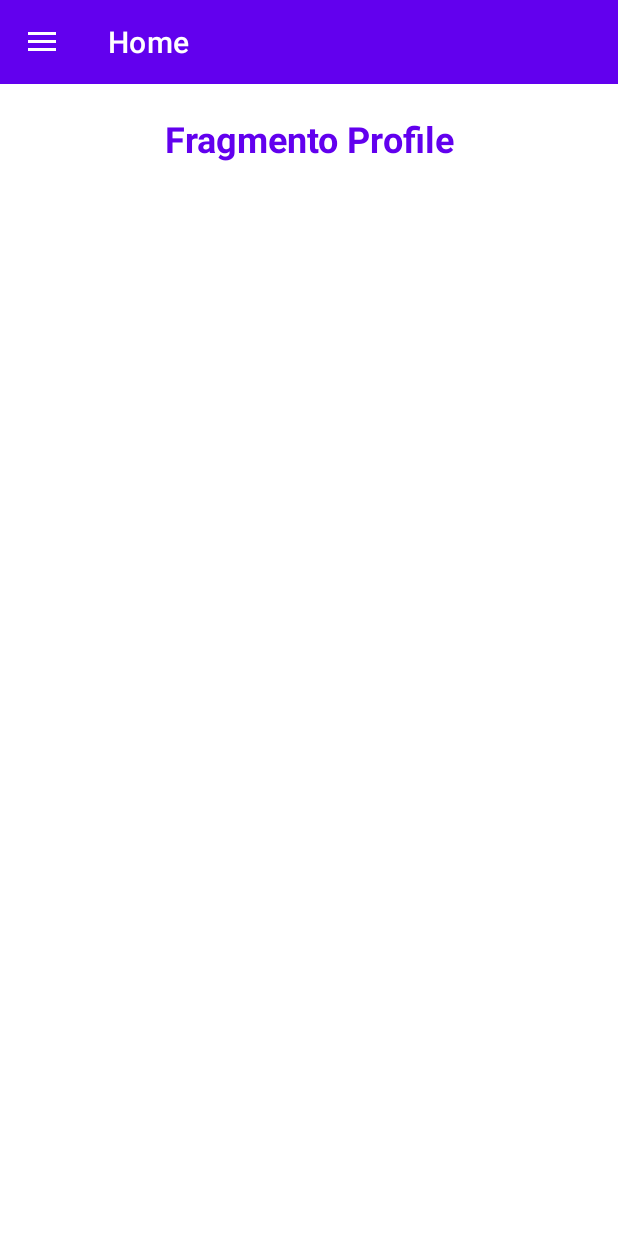
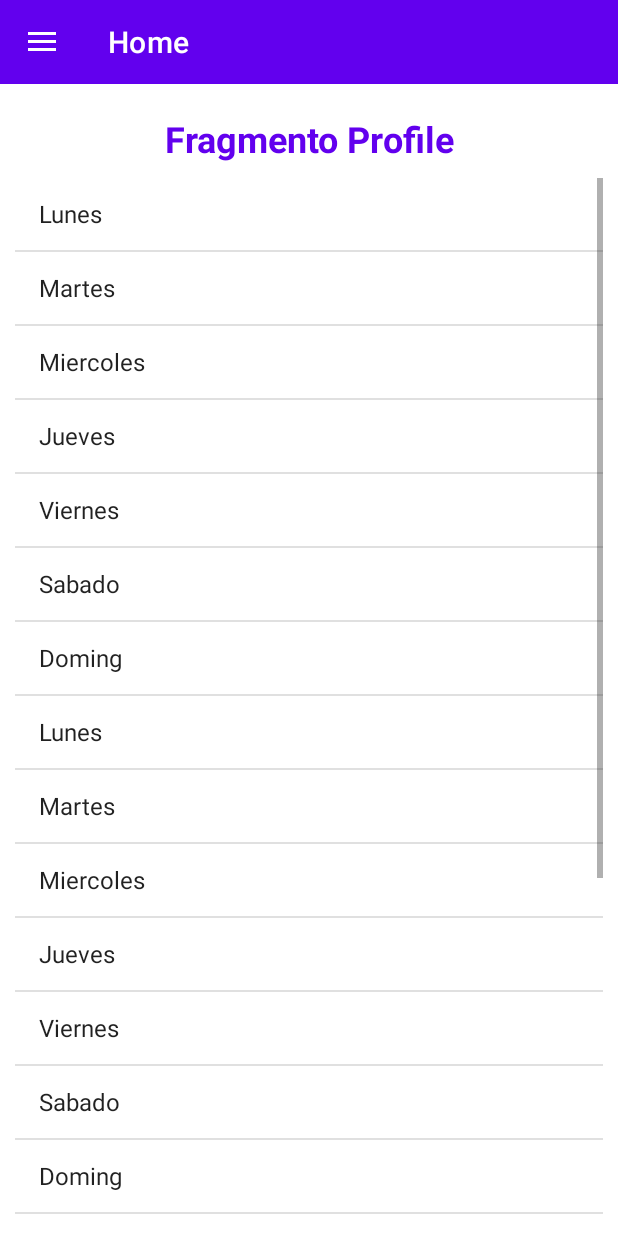
Before and after one commit to mpa2009/EjercicioNavitationDrawer01, an Android app: the fragment Fragmento2 placed in its activity, on a phone screen of 412 x 824 dp. Run offline under Robolectric (Android 15) with nearby library versions, the phone set to English and light mode, and no system bars.

Commit message:
Se agrego un ListView en el fragmento 2

```diff
--- a/app/src/main/java/com/example/ejercicionavigationdrawer01/Fragmento2.java
+++ b/app/src/main/java/com/example/ejercicionavigationdrawer01/Fragmento2.java
@@ -7,58 +7,24 @@ import androidx.fragment.app.Fragment;
 import android.view.LayoutInflater;
 import android.view.View;
 import android.view.ViewGroup;
+import android.widget.ArrayAdapter;
+import android.widget.ListView;
 
-/**
- * A simple {@link Fragment} subclass.
- * Use the {@link Fragmento2#newInstance} factory method to
- * create an instance of this fragment.
- */
 public class Fragmento2 extends Fragment {
 
-    // TODO: Rename parameter arguments, choose names that match
-    // the fragment initialization parameters, e.g. ARG_ITEM_NUMBER
-    private static final String ARG_PARAM1 = "param1";
-    private static final String ARG_PARAM2 = "param2";
-
-    // TODO: Rename and change types of parameters
-    private String mParam1;
-    private String mParam2;
-
-    public Fragmento2() {
-        // Required empty public constructor
-    }
-
-    /**
-     * Use this factory method to create a new instance of
-     * this fragment using the provided parameters.
-     *
-     * @param param1 Parameter 1.
-     * @param param2 Parameter 2.
-     * @return A new instance of fragment Fragmento2.
-     */
-    // TODO: Rename and change types and number of parameters
-    public static Fragmento2 newInstance(String param1, String param2) {
-        Fragmento2 fragment = new Fragmento2();
-        Bundle args = new Bundle();
-        args.putString(ARG_PARAM1, param1);
-        args.putString(ARG_PARAM2, param2);
-        fragment.setArguments(args);
-        return fragment;
-    }
-
-    @Override
-    public void onCreate(Bundle savedInstanceState) {
-        super.onCreate(savedInstanceState);
-        if (getArguments() != null) {
-            mParam1 = getArguments().getString(ARG_PARAM1);
-            mParam2 = getArguments().getString(ARG_PARAM2);
-        }
-    }
+    ListView lst;
 
     @Override
     public View onCreateView(LayoutInflater inflater, ViewGroup container,
                              Bundle savedInstanceState) {
+        View v = inflater.inflate(R.layout.fragment_fragmento2, container, false);
+
+        lst = v.findViewById(R.id.myListView);
+
+        //CREAR ADAPTADOR
+        ArrayAdapter<CharSequence> adaptador = ArrayAdapter.createFromResource(v.getContext(), R.array.arraydias, android.R.layout.simple_list_item_1);
+        lst.setAdapter(adaptador);
         // Inflate the layout for this fragment
-        return inflater.inflate(R.layout.fragment_fragmento2, container, false);
+        return v;
     }
 }
--- a/app/src/main/res/layout/fragment_fragmento2.xml
+++ b/app/src/main/res/layout/fragment_fragmento2.xml
@@ -1,14 +1,16 @@
 <?xml version="1.0" encoding="utf-8"?>
-<FrameLayout xmlns:android="http://schemas.android.com/apk/res/android"
+<LinearLayout
+    xmlns:android="http://schemas.android.com/apk/res/android"
     xmlns:tools="http://schemas.android.com/tools"
     android:layout_width="match_parent"
     android:layout_height="match_parent"
+    android:orientation="vertical"
     tools:context=".Fragmento2">
 
     <!-- TODO: Update blank fragment layout -->
     <TextView
         android:layout_width="match_parent"
-        android:layout_height="match_parent"
+        android:layout_height="wrap_content"
         android:text="Fragmento Profile"
         android:textSize="24dp"
         android:textStyle="bold"
@@ -16,4 +18,10 @@
         android:textAlignment="center"
         android:layout_marginTop="20dp" />
 
-</FrameLayout>
+    <ListView
+        android:id="@+id/myListView"
+        android:layout_width="match_parent"
+        android:layout_height="match_parent"
+        android:layout_margin="10dp"/>
+
+</LinearLayout>
--- /dev/null
+++ b/app/src/main/res/values/lista_dias.xml
@@ -0,0 +1,28 @@
+<?xml version="1.0" encoding="utf-8"?>
+<resources>
+
+    <string-array name="arraydias">
+        <item>Lunes</item>
+        <item>Martes</item>
+        <item>Miercoles</item>
+        <item>Jueves</item>
+        <item>Viernes</item>
+        <item>Sabado</item>
+        <item>Doming</item>
+        <item>Lunes</item>
+        <item>Martes</item>
+        <item>Miercoles</item>
+        <item>Jueves</item>
+        <item>Viernes</item>
+        <item>Sabado</item>
+        <item>Doming</item>
+        <item>Lunes</item>
+        <item>Martes</item>
+        <item>Miercoles</item>
+        <item>Jueves</item>
+        <item>Viernes</item>
+        <item>Sabado</item>
+        <item>Doming</item>
+
+    </string-array>
+</resources>
```
